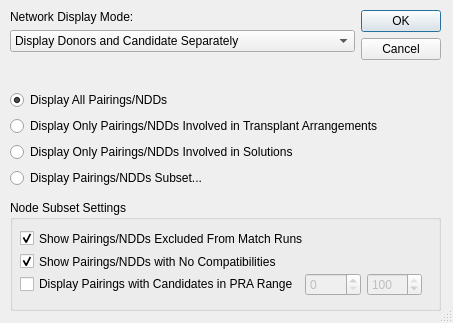
The window that KPDGUI/DialogDisplaySettings.ui (mathieubray/KPDGUI) describes before a commit, drawn with Qt 5.
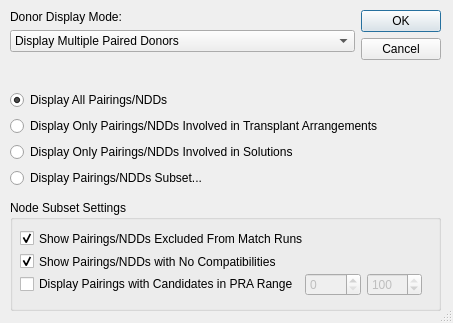
The same window after the commit.

```diff
--- a/KPDGUI/DialogDisplaySettings.ui
+++ b/KPDGUI/DialogDisplaySettings.ui
@@ -139,7 +139,7 @@
       <item>
        <widget class="QLabel" name="nodeDisplayModeLabel">
         <property name="text">
-         <string>Network Display Mode:</string>
+         <string>Donor Display Mode:</string>
         </property>
        </widget>
       </item>
@@ -147,7 +147,7 @@
        <widget class="QComboBox" name="nodeDisplayModeComboBox">
         <item>
          <property name="text">
-          <string>Display Donors and Candidate Separately</string>
+          <string>Display Multiple Paired Donors</string>
          </property>
         </item>
         <item>
```
Left out of the diff: 7 changed lines with no effect on the pictures.
